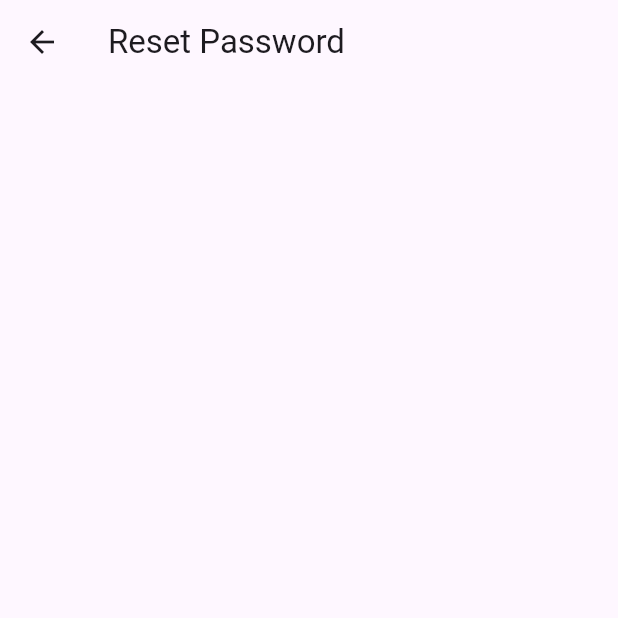
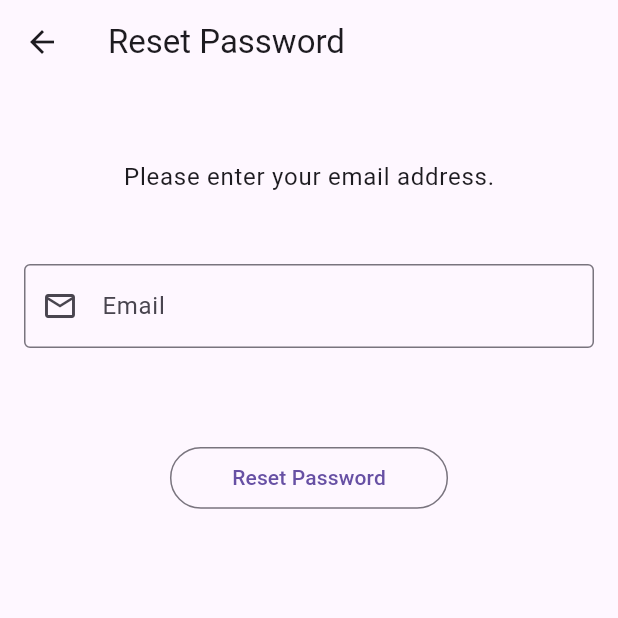
Before and after one commit to tahawaheed9/wellness_wise, a Flutter app: the ResetPasswordScreen screen opened by its route, on a phone screen of 412 x 824 dp, the top half of it. Run offline on Flutter 3.47's test engine with Material 3 defaults, Android fonts, the phone set to English and light mode, and no system bars; our stand-ins replace firebase_core; accounts and stored records are empty.

Commit message:
Added Reset Password & Basic Information Screens

```diff
--- a/lib/components/primary_button.dart
+++ b/lib/components/primary_button.dart
@@ -1,6 +1,6 @@
 import 'package:flutter/material.dart';
 
-import '../screens/responsive/responsive.dart';
+import '../controller/responsive/responsive.dart';
 
 class PrimaryButton extends StatelessWidget {
   final String text;
--- a/lib/constants/routes.dart
+++ b/lib/constants/routes.dart
@@ -1,3 +1,4 @@
 const loginScreenRoute = '/login/';
 const registerScreenRoute = '/register/';
 const resetPasswordScreenRoute = '/reset-password/';
+const basicInformationScreenRoute = '/basic-information/';
--- a/lib/controller/page_navigator.dart
+++ b/lib/controller/page_navigator.dart
@@ -13,3 +13,7 @@ pushRegisterScreen(BuildContext context) {
 pushResetPasswordScreen(BuildContext context) {
   Navigator.of(context).pushNamed(resetPasswordScreenRoute);
 }
+
+pushBasicInformationScreen(BuildContext context) {
+  Navigator.of(context).pushNamed(basicInformationScreenRoute);
+}
--- a/lib/main.dart
+++ b/lib/main.dart
@@ -3,6 +3,7 @@ import 'package:flutter/services.dart';
 import 'firebase_options.dart';
 import 'package:firebase_core/firebase_core.dart';
 
+import '/screens/basic_information/basic_information_screen.dart';
 import '../screens/reset_password/reset_password_screen.dart';
 import '../screens/login/login_screen.dart';
 import '../screens/register/register_screen.dart';
@@ -48,6 +49,8 @@ class MyApp extends StatelessWidget {
         loginScreenRoute: (context) => const LoginScreen(),
         registerScreenRoute: (context) => const RegisterScreen(),
         resetPasswordScreenRoute: (context) => const ResetPasswordScreen(),
+        basicInformationScreenRoute: (context) =>
+            const BasicInformationScreen(),
       },
       home: const WelcomeScreen(),
     );
--- a/lib/screens/reset_password/reset_password_screen.dart
+++ b/lib/screens/reset_password/reset_password_screen.dart
@@ -1,7 +1,22 @@
 import 'package:flutter/material.dart';
 
-class ResetPasswordScreen extends StatelessWidget {
+import '/components/primary_button.dart';
+
+class ResetPasswordScreen extends StatefulWidget {
   const ResetPasswordScreen({super.key});
+
+  @override
+  State<ResetPasswordScreen> createState() => _ResetPasswordScreenState();
+}
+
+class _ResetPasswordScreenState extends State<ResetPasswordScreen> {
+  final TextEditingController email = TextEditingController();
+
+  @override
+  void dispose() {
+    email.dispose();
+    super.dispose();
+  }
 
   @override
   Widget build(BuildContext context) {
@@ -9,6 +24,38 @@ class ResetPasswordScreen extends StatelessWidget {
       appBar: AppBar(
         title: const Text('Reset Password'),
       ),
+      body: Center(
+        child: Column(
+          mainAxisAlignment: MainAxisAlignment.start,
+          children: <Widget>[
+            const SizedBox(height: 50.0),
+            Text(
+              'Please enter your email address.',
+              style: Theme.of(context).textTheme.bodyLarge,
+            ),
+            const SizedBox(height: 30.0),
+            Padding(
+              padding: const EdgeInsets.all(16.0),
+              child: TextField(
+                controller: email,
+                keyboardType: TextInputType.emailAddress,
+                autocorrect: false,
+                decoration: const InputDecoration(
+                  prefixIcon: Icon(Icons.email_outlined),
+                  labelText: 'Email',
+                  hintText: 'abc@example.com',
+                  border: OutlineInputBorder(),
+                ),
+              ),
+            ),
+            const SizedBox(height: 50.0),
+            PrimaryButton(
+              text: 'Reset Password',
+              onPressed: () {},
+            ),
+          ],
+        ),
+      ),
     );
   }
 }
```
Also changed, not shown: lib/screens/basic_information/basic_information_screen.dart (added, +26 -0 lines), lib/screens/basic_information/components/basic_information_form.dart (added, +111 -0 lines), lib/controller/responsive/responsive.dart (renamed from lib/screens/responsive/responsive.dart).
